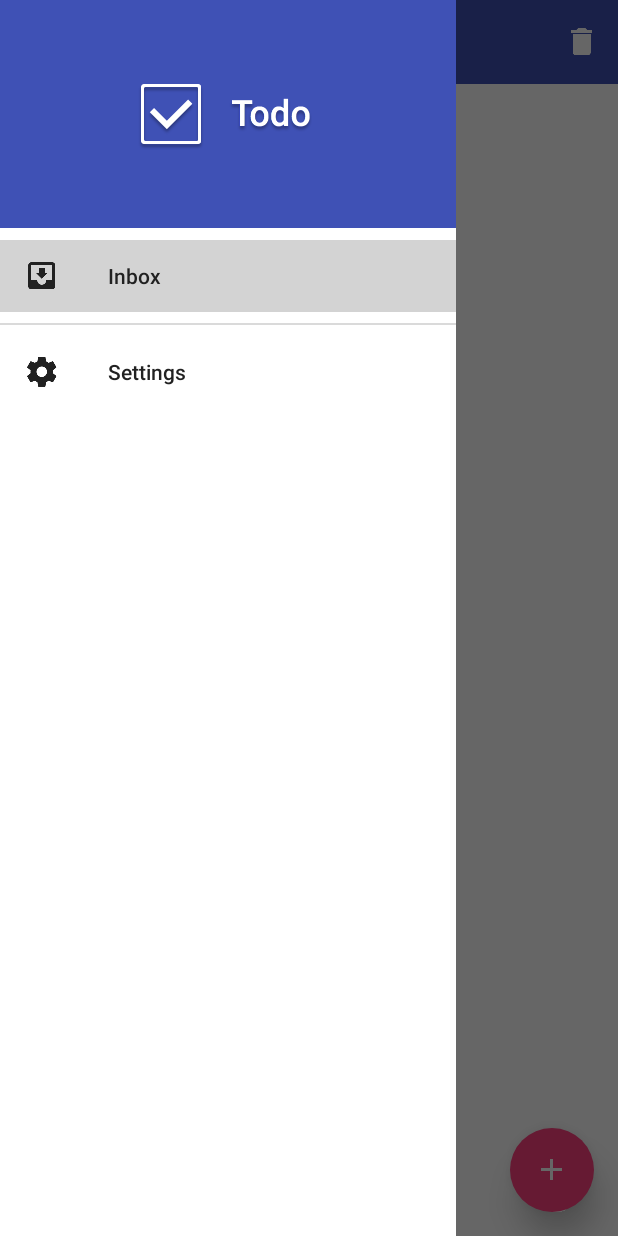
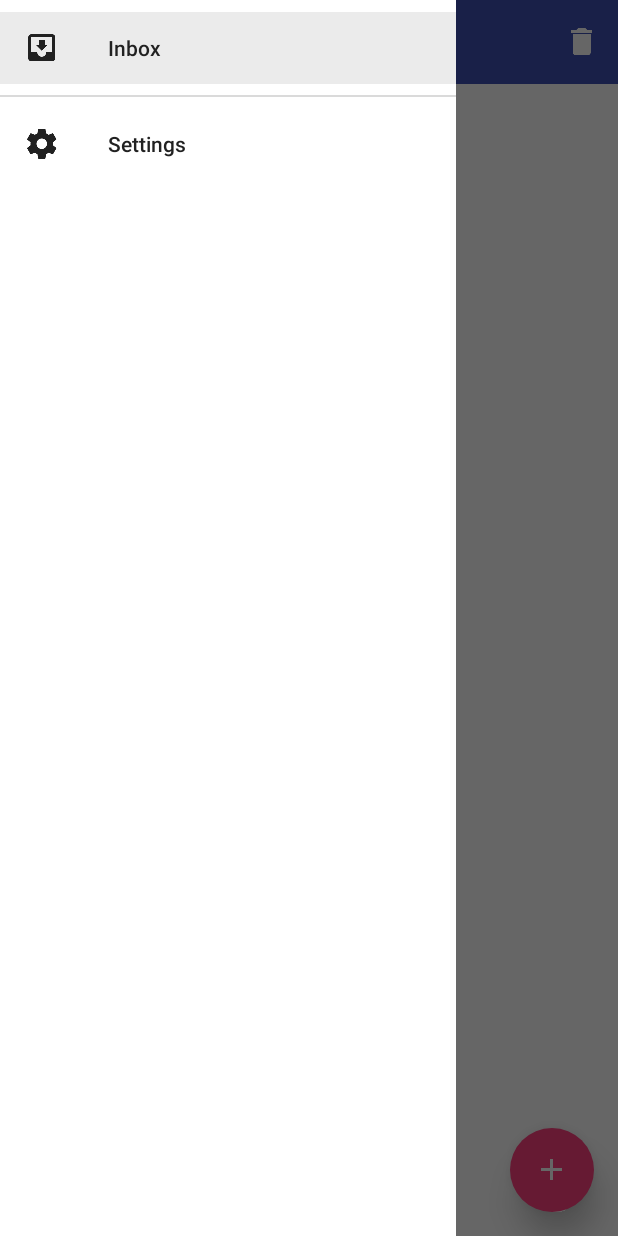
Before and after one commit to rakuishi/todo-android, an Android app: the screen it shows after launch (MainActivity), with the side drawer open, on a phone screen of 412 x 824 dp. Run offline under Robolectric (Android 15) with nearby library versions, the phone set to English and light mode, and no system bars; our stand-ins replace ButterKnife; libraries missing offline, so code that uses them is left out: io.realm; 2 statements that could not run were skipped.

Commit message:
Update drawer item

```diff
--- a/app/src/main/res/layout/navigation_drawer.xml
+++ b/app/src/main/res/layout/navigation_drawer.xml
@@ -2,20 +2,6 @@
     xmlns:android="http://schemas.android.com/apk/res/android"
     android:layout_width="match_parent"
     android:layout_height="match_parent">
-
-    <RelativeLayout
-        android:id="@+id/navigation_drawer_header"
-        android:layout_width="match_parent"
-        android:layout_height="@dimen/navigation_drawer_header_height"
-        android:background="@color/myPrimaryColor"
-        android:gravity="center">
-
-        <ImageView
-            android:layout_width="wrap_content"
-            android:layout_height="wrap_content"
-            android:src="@drawable/hero"/>
-
-    </RelativeLayout>
 
     <ListView
         android:id="@+id/navigation_drawer_lv"
@@ -27,7 +13,6 @@
         android:dividerHeight="0dp"
         android:choiceMode="singleChoice"
         android:clipToPadding="false"
-        android:background="@color/myDrawerBackground"
-        android:layout_below="@id/navigation_drawer_header"/>
+        android:background="@color/myDrawerBackground"/>
 
 </RelativeLayout>
--- a/app/src/main/res/values/colors.xml
+++ b/app/src/main/res/values/colors.xml
@@ -16,7 +16,7 @@
     <color name="myHintTextColor">#B8B8B8</color>
     <color name="myDividerColor">#DADADA</color>
 
-    <drawable name="pressedGray">#0c000000</drawable>
-    <drawable name="selectedGray">#2c000000</drawable>
+    <drawable name="pressedGray">#0a000000</drawable>
+    <drawable name="selectedGray">#14000000</drawable>
 
 </resources>
--- a/app/src/main/res/values/dimens.xml
+++ b/app/src/main/res/values/dimens.xml
@@ -1,7 +1,6 @@
 <resources>
 
     <dimen name="navigation_drawer_width">304dp</dimen>
-    <dimen name="navigation_drawer_header_height">152dp</dimen>
 
     <!-- Elevation
          http://www.google.com/design/spec/what-is-material/objects-in-3d-space.html -->
```
Also changed, not shown: app/src/main/res/drawable-xxhdpi/hero.png (deleted).
